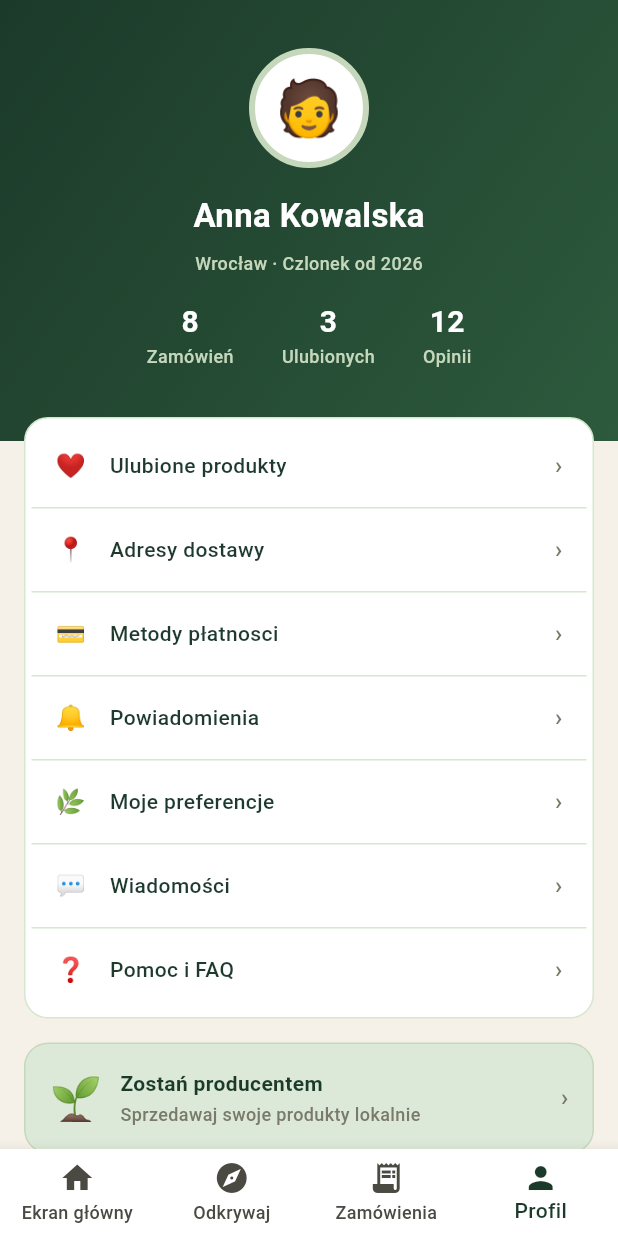
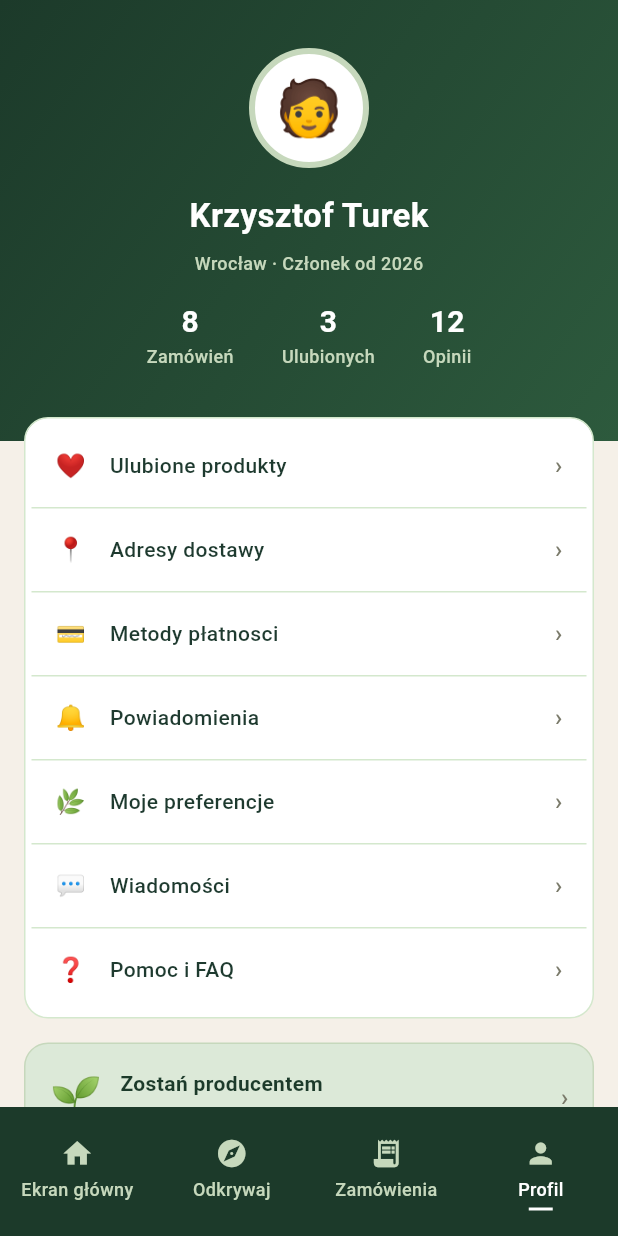
Before and after one commit to Cay00/LokalnyKoszyk, a Flutter app: the screen it shows after launch, item 4 of the bottom bar chosen, on a phone screen of 412 x 824 dp. Run offline on Flutter 3.47's test engine with Material 3 defaults, Android fonts, the phone set to English and light mode, and no system bars.

Commit message:
Refactor BottomNavigationBar to use custom widget for improved styling; update profile screen with new user details and fix typos in text

```diff
--- a/lib/main.dart
+++ b/lib/main.dart
@@ -72,25 +72,103 @@ class _MyHomePageState extends State<MyHomePage> {
           });
         },
         type: BottomNavigationBarType.fixed,
+        showSelectedLabels: false,
+        showUnselectedLabels: false,
         items: const <BottomNavigationBarItem>[
           BottomNavigationBarItem(
-            icon: Icon(Icons.home),
-            label: 'Ekran główny',
+            icon: _BottomNavItemVisual(
+              icon: Icons.home,
+              label: 'Ekran główny',
+              isActive: false,
+            ),
+            activeIcon: _BottomNavItemVisual(
+              icon: Icons.home,
+              label: 'Ekran główny',
+              isActive: true,
+            ),
+            label: '',
           ),
           BottomNavigationBarItem(
-            icon: Icon(Icons.explore),
-            label: 'Odkrywaj',
+            icon: _BottomNavItemVisual(
+              icon: Icons.explore,
+              label: 'Odkrywaj',
+              isActive: false,
+            ),
+            activeIcon: _BottomNavItemVisual(
+              icon: Icons.explore,
+              label: 'Odkrywaj',
+              isActive: true,
+            ),
+            label: '',
           ),
           BottomNavigationBarItem(
-            icon: Icon(Icons.receipt_long),
-            label: 'Zamówienia',
+            icon: _BottomNavItemVisual(
+              icon: Icons.receipt_long,
+              label: 'Zamówienia',
+              isActive: false,
+            ),
+            activeIcon: _BottomNavItemVisual(
+              icon: Icons.receipt_long,
+              label: 'Zamówienia',
+              isActive: true,
+            ),
+            label: '',
           ),
           BottomNavigationBarItem(
-            icon: Icon(Icons.person),
-            label: 'Profil',
+            icon: _BottomNavItemVisual(
+              icon: Icons.person,
+              label: 'Profil',
+              isActive: false,
+            ),
+            activeIcon: _BottomNavItemVisual(
+              icon: Icons.person,
+              label: 'Profil',
+              isActive: true,
+            ),
+            label: '',
           ),
         ],
       ),
     );
   }
 }
+
+class _BottomNavItemVisual extends StatelessWidget {
+  const _BottomNavItemVisual({
+    required this.icon,
+    required this.label,
+    required this.isActive,
+  });
+
+  final IconData icon;
+  final String label;
+  final bool isActive;
+
+  @override
+  Widget build(BuildContext context) {
+    final Color itemColor = isActive ? AppColors.white : AppColors.textOnDark;
+
+    return Column(
+      mainAxisSize: MainAxisSize.min,
+      children: <Widget>[
+        const SizedBox(height: 8),
+        Icon(icon, size: 22, color: AppColors.textOnDark),
+        const SizedBox(height: 4),
+        Text(
+          label,
+          style: TextStyle(
+            fontSize: 12,
+            fontWeight: FontWeight.w500,
+            color: itemColor,
+          ),
+        ),
+        const SizedBox(height: 4),
+        Container(
+          height: 2,
+          width: 16,
+          color: isActive ? AppColors.white : Colors.transparent,
+        ),
+      ],
+    );
+  }
+}
--- a/lib/screens/home_screen.dart
+++ b/lib/screens/home_screen.dart
@@ -336,7 +336,7 @@ class _SeasonalBanner extends StatelessWidget {
                       ),
                       SizedBox(height: 2),
                       Text(
-                        'Świeża bazylia dostepna juz teraz',
+                        'Świeża bazylia dostepna już teraz',
                         style: TextStyle(
                           color: Color(0xD9F5F0E8),
                           fontSize: 12,
@@ -425,7 +425,7 @@ class _NearbyProducersSection extends StatelessWidget {
         crossAxisAlignment: CrossAxisAlignment.start,
         children: <Widget>[
           const SectionHeader(
-            title: 'Producenci w poblizu',
+            title: 'Producenci w pobliźu',
             actionLabel: 'Mapa ->',
           ),
           const SizedBox(height: 8),
--- a/lib/screens/profile_screen.dart
+++ b/lib/screens/profile_screen.dart
@@ -34,7 +34,7 @@ class ProfileScreen extends StatelessWidget {
               _ProfileAvatar(),
               SizedBox(height: 16),
               Text(
-                'Anna Kowalska',
+                'Krzysztof Turek',
                 style: TextStyle(
                   color: AppColors.white,
                   fontSize: 22,
@@ -43,7 +43,7 @@ class ProfileScreen extends StatelessWidget {
               ),
               SizedBox(height: 8),
               Text(
-                'Wrocław · Czlonek od 2026',
+                'Wrocław · Członek od 2026',
                 style: TextStyle(
                   color: AppColors.textOnDark,
                   fontSize: 12,
--- a/lib/theme/app_theme.dart
+++ b/lib/theme/app_theme.dart
@@ -72,16 +72,6 @@ class AppRadius {
   static const double normal = 16;
 }
 
-class AppSpacing {
-  const AppSpacing._();
-
-  //static const double xs = 4;
-  //static const double sm = 8;
-  //static const double md = 12;
-  static const double normal = 16;
-  //static const double xl = 24;
-}
-
 class AppTheme {
   const AppTheme._();
 
@@ -110,9 +100,21 @@ class AppTheme {
         elevation: 0,
       ),
       bottomNavigationBarTheme: const BottomNavigationBarThemeData(
-        backgroundColor: AppColors.white,
-        selectedItemColor: AppColors.primary,
-        unselectedItemColor: AppColors.textSecondary,
+        backgroundColor: AppColors.primary,
+        selectedItemColor: AppColors.white,
+        unselectedItemColor: AppColors.accent,
+        selectedIconTheme: IconThemeData(size: 20),
+        unselectedIconTheme: IconThemeData(size: 20),
+        selectedLabelStyle: TextStyle(
+          fontSize: 12,
+          fontWeight: FontWeight.w500,
+        ),
+        unselectedLabelStyle: TextStyle(
+          fontSize: 12,
+          fontWeight: FontWeight.w500,
+        ),
+        showUnselectedLabels: false,
+        elevation: 0,
       ),
     );
   }
```
